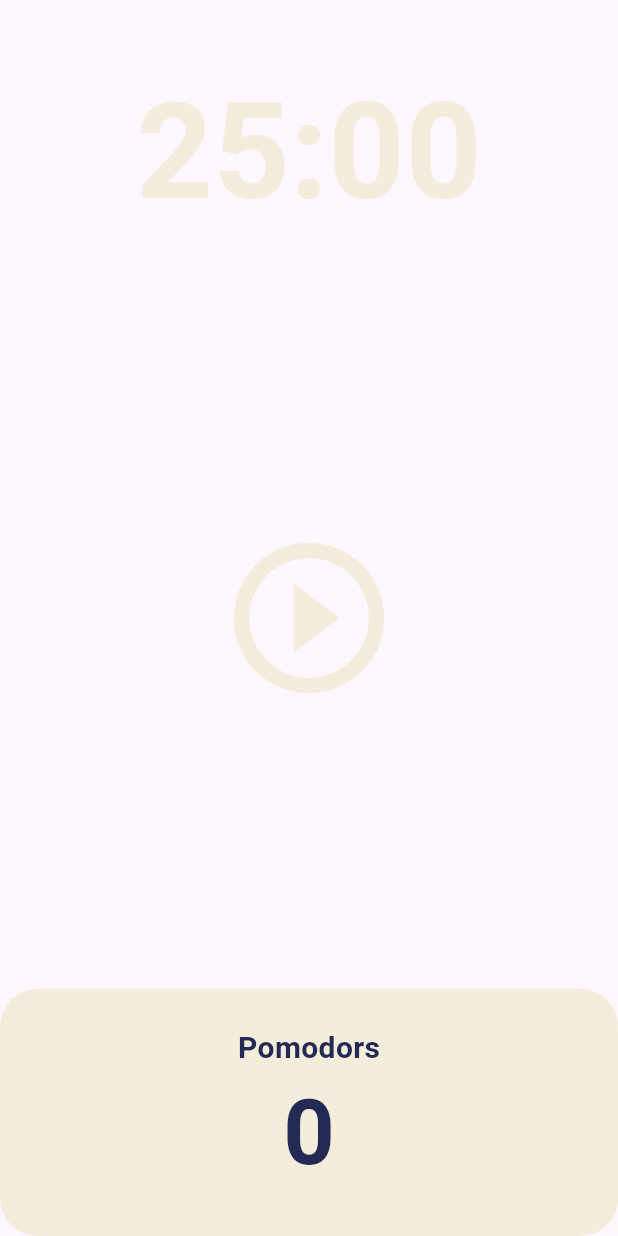
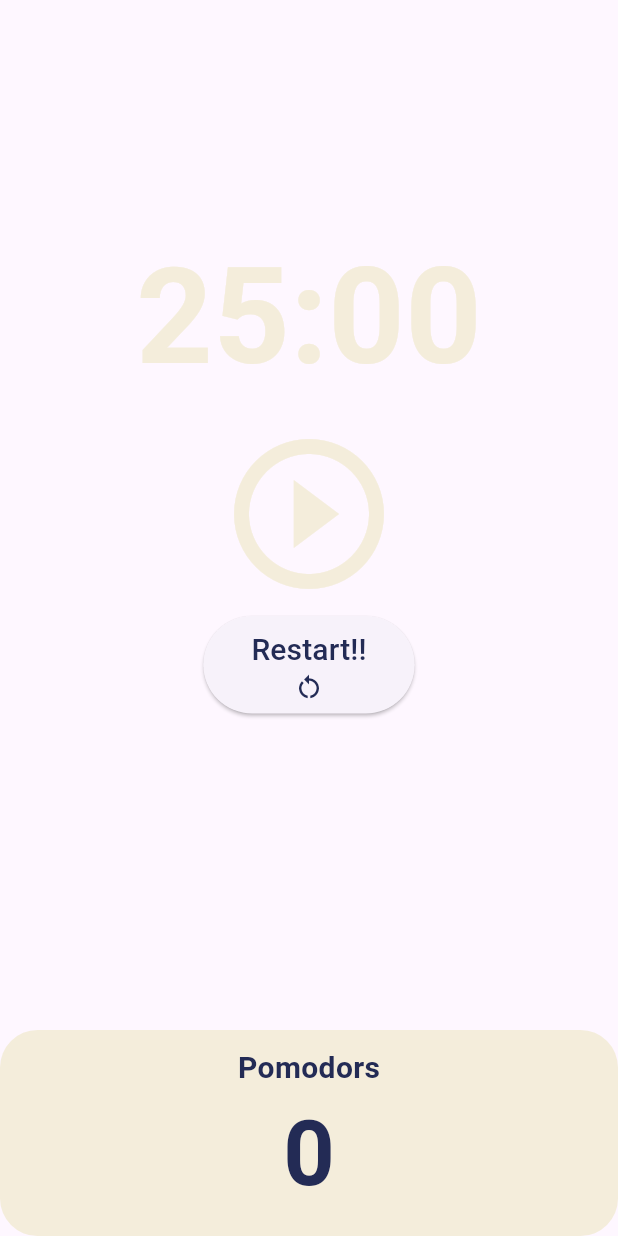
Before and after one commit to yuri1123/pomodoroapp, a Flutter app: the screen it shows after launch, on a phone screen of 412 x 824 dp. Run offline on Flutter 3.47's test engine with Material 3 defaults, Android fonts, the phone set to English and light mode, and no system bars; missing offline and left inert: dart:ffi.

Commit message:
- restart 버튼 추가

```diff
--- a/lib/screens/home_screen.dart
+++ b/lib/screens/home_screen.dart
@@ -1,4 +1,5 @@
 import 'dart:async';
+import 'dart:ffi';
 
 import 'package:flutter/material.dart';
 
@@ -41,6 +42,14 @@ class _HomeScreenState extends State<HomeScreen> {
     }
   }
 
+  void restart() {
+    timer.cancel();
+    setState(() {
+      isRunning = false;
+      totalSeconds = twentyFiveMinutes;
+    });
+  }
+
   void onPausePressed() {
     timer.cancel();
     setState(() {
@@ -60,7 +69,7 @@ class _HomeScreenState extends State<HomeScreen> {
       body: Column(
         children: [
           Flexible(
-            flex: 1,
+            flex: 2,
             child: Container(
               alignment: Alignment.bottomCenter,
               child: Text(
@@ -76,13 +85,31 @@ class _HomeScreenState extends State<HomeScreen> {
             flex: 3,
             child: Container(
               alignment: Alignment.center,
-              child: IconButton(
+              child: Column(
+                children: [
+                  IconButton(
                     iconSize: 120,
                     color: Theme.of(context).cardColor,
                     onPressed: isRunning ? onPausePressed : onStartPressed,
                     icon: isRunning
                         ? const Icon(Icons.pause_circle_outline)
                         : const Icon(Icons.play_circle_outline),
+                  ),
+                  ElevatedButton(
+                    style: ElevatedButton.styleFrom(),
+                    onPressed: restart,
+                    child: Padding(
+                      padding: const EdgeInsets.all(8.0),
+                      child: Column(
+                        mainAxisAlignment: MainAxisAlignment.center,
+                        children: [
+                          Text('Restart!!', style: TextStyle(fontSize: 20,color: Theme.of(context).textTheme.headline1?.color),),
+                          Icon(Icons.restart_alt,size:20,color: Theme.of(context).textTheme.headline1?.color,),
+                        ],
+                      ),
+                    ),
+                  )
+                ],
               ),
             ),
           ),
```
Lines whose indentation alone changed are shown as unchanged.
